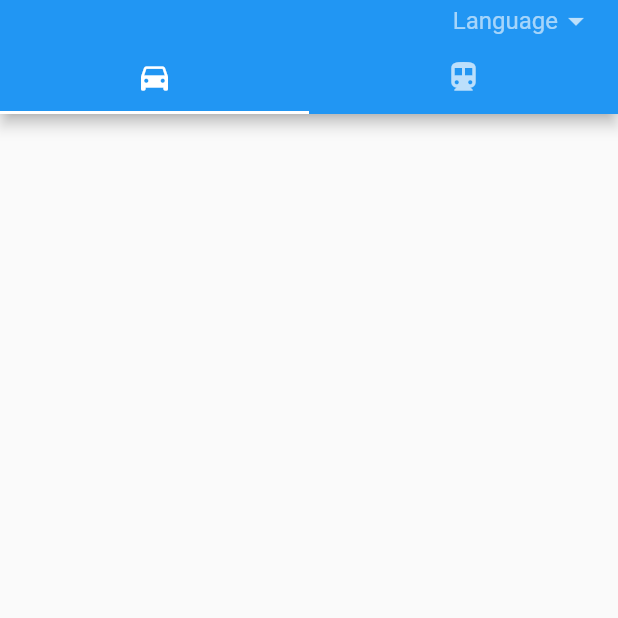
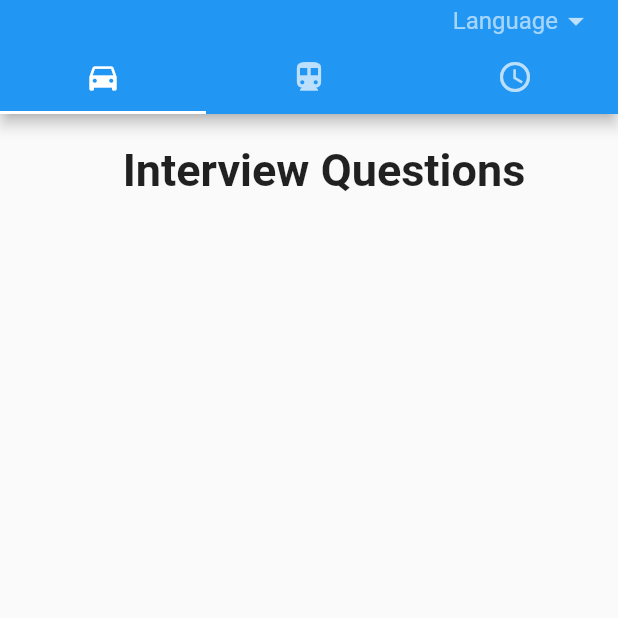
Before and after one commit to RKarkala/CodeCompass, a Flutter app: the screen it shows after launch, on a phone screen of 412 x 824 dp, the top half of it. Run offline on Flutter 3.47's test engine with Material 2 defaults, Android fonts, the phone set to English and light mode, and no system bars; our stand-ins replace cloud_firestore; accounts and stored records are empty.

Commit message:
three tabs

```diff
--- a/lib/gradientbox.dart
+++ b/lib/gradientbox.dart
@@ -34,12 +34,11 @@ class _GradientBoxState extends State<GradientBox> {
                 );
               },
               child: Center(
-                child: Align(
-                    alignment: Alignment.center,
                     child: Text(
                       widget.question,
+                      textAlign: TextAlign.center,
                       style: TextStyle(fontSize: 20.0, color: Colors.white),
-                    )),
+                    ),
               )),
         ));
   }
--- a/lib/interview_clicked.dart
+++ b/lib/interview_clicked.dart
@@ -48,6 +48,7 @@ class _InterviewClicked extends State<InterviewClicked> {
                 margin: EdgeInsets.only(top: 35),
                 child: Text(
                   widget.question,
+                  textAlign: TextAlign.center,
                   style: TextStyle(fontWeight: FontWeight.bold, fontSize: 30),
                 )), //use backend to fix
           ),
--- a/lib/main.dart
+++ b/lib/main.dart
@@ -4,6 +4,7 @@ import 'widgets.dart';
 import 'needresponses.dart';
 import 'questions.dart';
 import 'package:cloud_firestore/cloud_firestore.dart';
+import 'answeredquestions.dart';
 void main() => runApp(MyApp());
 
 
@@ -24,13 +25,14 @@ class _MyAppState extends State<MyApp> {
   Widget build(BuildContext context) {
     return MaterialApp(
       home: DefaultTabController(
-        length: 2,
+        length: 3,
         child: Scaffold(
           appBar: new GetAppBar(language, callback),
           body: TabBarView(
             children: [
               new Questions(language),
-              new NeedResponses(language)
+              new NeedResponses(language),
+              new AnsweredQuestions(language)
             ],
           ),
         ),
--- a/lib/questions.dart
+++ b/lib/questions.dart
@@ -1,6 +1,7 @@
 import 'package:flutter/material.dart';
 import 'package:cloud_firestore/cloud_firestore.dart';
 import 'gradientbox.dart';
+
 class Questions extends StatefulWidget {
   @override
   _QuestionsState createState() => _QuestionsState();
@@ -12,26 +13,34 @@ class _QuestionsState extends State<Questions> {
   @override
   Widget build(BuildContext context) {
     return Scaffold(
-
-      body: StreamBuilder(
+        body: new Column(
+      children: <Widget>[
+        Container(
+            child: Text(
+              "Interview Questions",
+              textAlign: TextAlign.center,
+              style: TextStyle(fontSize: 30.0, fontWeight: FontWeight.bold),
+            ),
+          margin: EdgeInsets.only(left: 20.0, top: 20.0),
+        ),
+        StreamBuilder(
           stream: Firestore.instance.collection(widget.language).snapshots(),
-        builder: (context, snapshot){
-          if(!snapshot.hasData) {
+          builder: (context, snapshot) {
+            if (!snapshot.hasData) {
               return Text('Questions are loading');
             }
-          return ListView.builder(
-
+            return Expanded(
+                child: ListView.builder(
               itemCount: snapshot.data.documents.length,
-            itemBuilder: (context, index){
+              itemBuilder: (context, index) {
                 print('id is ' + snapshot.data.documents[index].documentID);
-              return GradientBox(snapshot.data.documents[index]['question'], snapshot.data.documents[index].documentID,
-              widget.language);
+                return GradientBox(snapshot.data.documents[index]['question'],
+                    snapshot.data.documents[index].documentID, widget.language);
               },
-
-          );
-
+            ));
           },
         ),
-    );
+      ],
+    ));
   }
 }
--- a/lib/widgets.dart
+++ b/lib/widgets.dart
@@ -20,6 +20,7 @@ class _GetAppBarState extends State<GetAppBar> {
           tabs: [
             Tab(icon: Icon(Icons.directions_car)),
             Tab(icon: Icon(Icons.directions_transit)),
+            Tab(icon: Icon(Icons.access_time))
           ],
         ),
         title: Align(
```
Also changed, not shown: lib/answeredquestions.dart (+38 -0 lines). Lines whose indentation alone changed are shown as unchanged.
